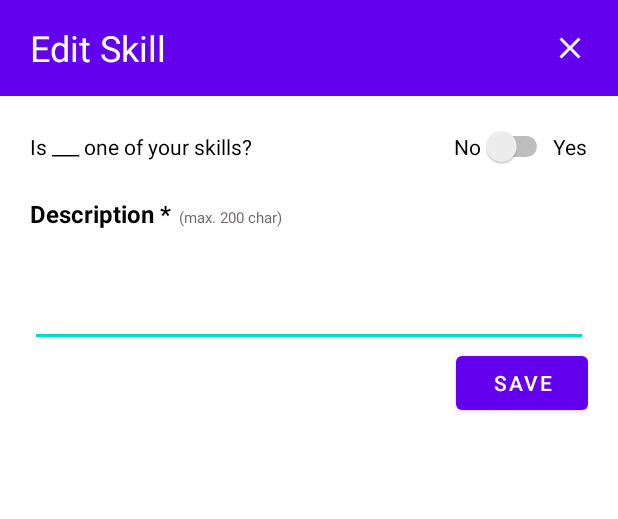
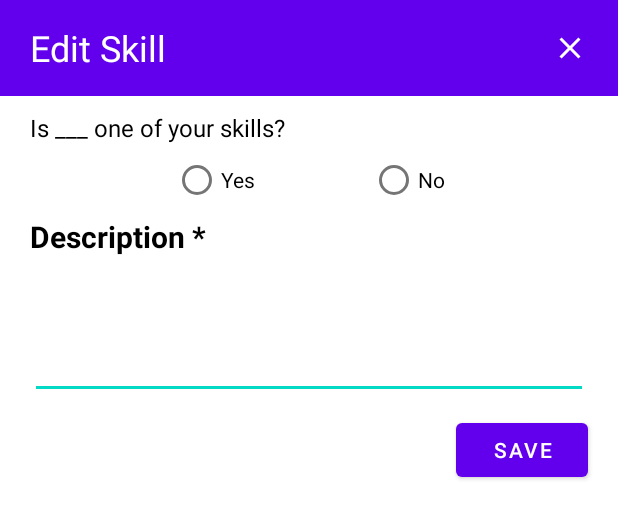
Before and after one commit to laib3/Chronomy, an Android app: the layout skill_edit_modal.xml on its own in the app's theme, with its tools: preview values and no code run, on a phone screen of 412 x 824 dp. Shown: the top 519 px of the screen. Run offline under Robolectric (Android 15) with nearby library versions, the phone set to English and light mode, and no system bars.

Commit message:
fixed layout of skill edit modal, fixed edit text box in bio and description, now multiline

```diff
--- a/app/src/main/java/it/polito/showprofileactivity/EditProfileActivity.kt
+++ b/app/src/main/java/it/polito/showprofileactivity/EditProfileActivity.kt
@@ -4,9 +4,7 @@ import android.os.Bundle
 import android.view.ContextMenu
 import android.view.MenuItem
 import android.view.View
-import android.widget.Button
-import android.widget.ImageButton
-import android.widget.Toast
+import android.widget.*
 import androidx.appcompat.app.AlertDialog
 import androidx.appcompat.app.AppCompatActivity
 import androidx.cardview.widget.CardView
@@ -29,13 +27,15 @@ class EditProfileActivity : AppCompatActivity() {
         card.setOnClickListener{
             //inflate the dialog with custom view
             val mDialogView = layoutInflater.inflate(R.layout.skill_edit_modal, null)
+            val question = mDialogView.findViewById<TextView>(R.id.question)
+            question.setText("Is ${skills_array[0].toString().lowercase()} one of your skills?")
             //AlertDialogBuilder + show
             val mBuilder= AlertDialog.Builder(this)
                 .setView(mDialogView)
-                .setTitle("Edit Skill")
+                //.setTitle("Edit Skill")
             val mAlertDialog = mBuilder.show()
             //dismiss button
-            val close_button = mDialogView.findViewById<Button>(R.id.close_button)
+            val close_button = mDialogView.findViewById<ImageView>(R.id.close_button)
             close_button.setOnClickListener{
                 mAlertDialog.dismiss()
             }
--- a/app/src/main/res/layout/activity_edit_profile.xml
+++ b/app/src/main/res/layout/activity_edit_profile.xml
@@ -167,10 +167,17 @@
                 <EditText
                     android:id="@+id/editBio"
                     android:layout_width="match_parent"
-                    android:layout_height="102dp"
                     android:maxLength="200"
                     android:textSize="20sp"
-                    android:inputType="textCapSentences"/>
+                    android:layout_height="wrap_content"
+                    android:inputType="textMultiLine|textCapSentences"
+                    android:minLines="3"
+                    android:gravity="top|start"
+                    android:maxLines="5"
+                    android:scrollbars="vertical"
+                    app:layout_constraintEnd_toEndOf="parent"
+                    app:layout_constraintStart_toStartOf="parent"
+                    app:layout_constraintTop_toBottomOf="@+id/desciption"/>
             </LinearLayout>
 
             <TextView
--- a/app/src/main/res/layout/skill_edit_modal.xml
+++ b/app/src/main/res/layout/skill_edit_modal.xml
@@ -1,6 +1,6 @@
 <?xml version="1.0" encoding="utf-8"?>
 
-    <LinearLayout xmlns:android="http://schemas.android.com/apk/res/android"
+    <androidx.constraintlayout.widget.ConstraintLayout xmlns:android="http://schemas.android.com/apk/res/android"
         xmlns:app="http://schemas.android.com/apk/res-auto"
         xmlns:tools="http://schemas.android.com/tools"
         android:orientation="vertical"
@@ -8,11 +8,14 @@
         android:layout_height="wrap_content">
 
     <LinearLayout
+        android:id="@+id/linearLayout5"
         android:layout_width="match_parent"
         android:layout_height="wrap_content"
+        android:background="@color/purple_500"
         android:orientation="horizontal"
-        android:background="@color/purple_500"
-        >
+        app:layout_constraintStart_toStartOf="parent"
+        app:layout_constraintTop_toTopOf="parent">
+
         <androidx.constraintlayout.widget.ConstraintLayout
             android:layout_width="match_parent"
             android:layout_height="match_parent">
@@ -32,103 +35,106 @@
                 android:id="@+id/close_button"
                 android:layout_width="wrap_content"
                 android:layout_height="wrap_content"
+                android:layout_marginEnd="20dp"
+                android:contentDescription="Close icon"
                 android:src="@drawable/ic_close"
                 app:layout_constraintBottom_toBottomOf="parent"
                 app:layout_constraintEnd_toEndOf="parent"
-                app:layout_constraintTop_toTopOf="parent"
-                android:layout_marginEnd="20dp"/>
+                app:layout_constraintTop_toTopOf="parent" />
         </androidx.constraintlayout.widget.ConstraintLayout>
     </LinearLayout>
 
-    <LinearLayout
-        android:layout_width="match_parent"
-        android:layout_height="match_parent"
-        android:padding="20dp"
-        android:orientation="vertical">
+    <TextView
+        android:id="@+id/question"
+        android:layout_width="wrap_content"
+        android:layout_height="wrap_content"
+        android:layout_marginStart="20dp"
+        android:layout_marginTop="10dp"
+        android:text="Is ___ one of your skills?"
+        android:textColor="@color/black"
+        android:textSize="16dp"
+        app:layout_constraintStart_toStartOf="parent"
+        app:layout_constraintTop_toBottomOf="@+id/linearLayout5" />
+
+    <RadioGroup
+        android:id="@+id/radioGroup"
+        android:layout_width="0dp"
+        android:layout_height="wrap_content"
+        android:layout_marginEnd="20dp"
+        android:orientation="horizontal"
+        app:layout_constraintEnd_toEndOf="parent"
+        app:layout_constraintStart_toStartOf="@+id/question"
+        app:layout_constraintTop_toBottomOf="@+id/question">
 
         <androidx.constraintlayout.widget.ConstraintLayout
             android:layout_width="match_parent"
             android:layout_height="wrap_content">
 
-            <TextView
+            <RadioButton
+                android:id="@+id/radioButtonYES"
                 android:layout_width="wrap_content"
                 android:layout_height="wrap_content"
-                android:text="Is ___ one of your skills?"
-                android:textColor="@color/black"
-                app:layout_constraintBottom_toBottomOf="parent"
+                android:layout_marginStart="20dp"
+                android:text="Yes"
+                app:layout_constraintEnd_toStartOf="@+id/radioButtonNO"
+                app:layout_constraintHorizontal_bias="0.5"
                 app:layout_constraintStart_toStartOf="parent"
                 app:layout_constraintTop_toTopOf="parent" />
 
-            <Switch
-                android:id="@+id/switch1"
+            <RadioButton
+                android:id="@+id/radioButtonNO"
                 android:layout_width="wrap_content"
                 android:layout_height="wrap_content"
-                android:layout_weight="1"
+                android:layout_marginEnd="20dp"
                 android:text="No"
-                app:layout_constraintBottom_toBottomOf="parent"
-                app:layout_constraintEnd_toStartOf="@+id/textView2"
-                app:layout_constraintTop_toTopOf="parent" />
-
-            <TextView
-                android:id="@+id/textView2"
-                android:layout_width="wrap_content"
-                android:layout_height="wrap_content"
-                android:text="Yes"
-                android:textColor="@color/black"
-                app:layout_constraintBottom_toBottomOf="parent"
                 app:layout_constraintEnd_toEndOf="parent"
+                app:layout_constraintHorizontal_bias="0.5"
+                app:layout_constraintStart_toEndOf="@+id/radioButtonYES"
                 app:layout_constraintTop_toTopOf="parent" />
         </androidx.constraintlayout.widget.ConstraintLayout>
 
-        <LinearLayout
-            android:layout_width="match_parent"
-            android:layout_height="wrap_content"
-            android:layout_marginTop="20dp"
-            android:orientation="horizontal">
+    </RadioGroup>
+
 
     <TextView
         android:id="@+id/desciption"
         android:layout_width="wrap_content"
-                android:layout_marginEnd="5dp"
         android:layout_height="wrap_content"
         android:text="Description *"
         android:textColor="#000000"
-                android:textSize="16sp"
-                android:textStyle="bold" />
-
-            <TextView
-                android:id="@+id/phone_helper"
-                android:layout_width="wrap_content"
-                android:layout_height="wrap_content"
-                android:text="(max. 200 char)"
-                android:textColor="#716D6D"
-                android:textSize="10sp" />
-        </LinearLayout>
-
+        android:textSize="20dp"
+        android:textStyle="bold"
+        app:layout_constraintStart_toStartOf="@+id/question"
+        app:layout_constraintTop_toBottomOf="@+id/radioGroup" />
 
     <EditText
-            android:id="@+id/editName"
+        android:id="@+id/editDescription"
         android:layout_width="match_parent"
-            android:layout_height="78dp"
-            android:inputType="textCapSentences"
-            android:textSize="20sp" />
-
-        <androidx.constraintlayout.widget.ConstraintLayout
-            android:layout_width="match_parent"
-            android:layout_height="wrap_content">
+        android:layout_height="wrap_content"
+        android:layout_marginStart="20dp"
+        android:layout_marginEnd="20dp"
+        android:textSize="20sp"
+        android:inputType="textMultiLine|textCapSentences"
+        android:minLines="3"
+        android:gravity="top|start"
+        android:maxLines="5"
+        android:scrollbars="vertical"
+        app:layout_constraintEnd_toEndOf="parent"
+        app:layout_constraintStart_toStartOf="parent"
+        app:layout_constraintTop_toBottomOf="@+id/desciption"
+        />
 
     <Button
         android:id="@+id/save_button"
         android:layout_width="wrap_content"
         android:layout_height="wrap_content"
+        android:layout_marginTop="10dp"
+        android:layout_marginEnd="20dp"
         android:text="Save"
         app:layout_constraintBottom_toBottomOf="parent"
         app:layout_constraintEnd_toEndOf="parent"
-                app:layout_constraintTop_toTopOf="parent" />
-        </androidx.constraintlayout.widget.ConstraintLayout>
+        app:layout_constraintTop_toBottomOf="@+id/editDescription" />
 
 
-    </LinearLayout>
 
-
-</LinearLayout>
+</androidx.constraintlayout.widget.ConstraintLayout>
```
Lines whose indentation alone changed are shown as unchanged.
